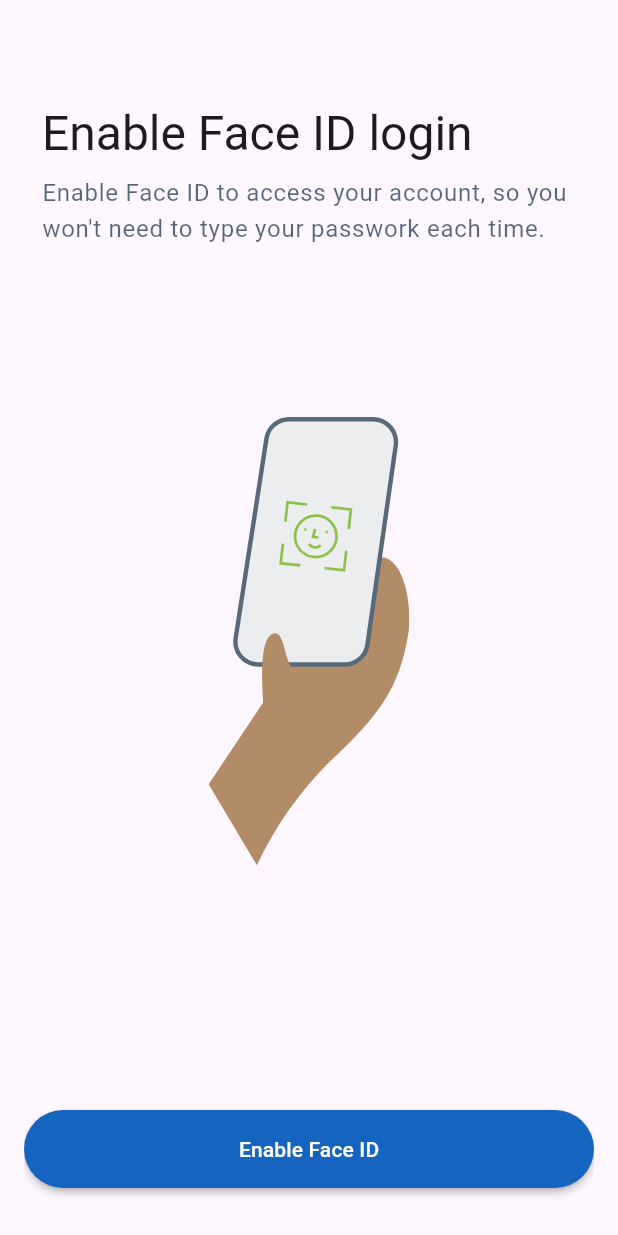
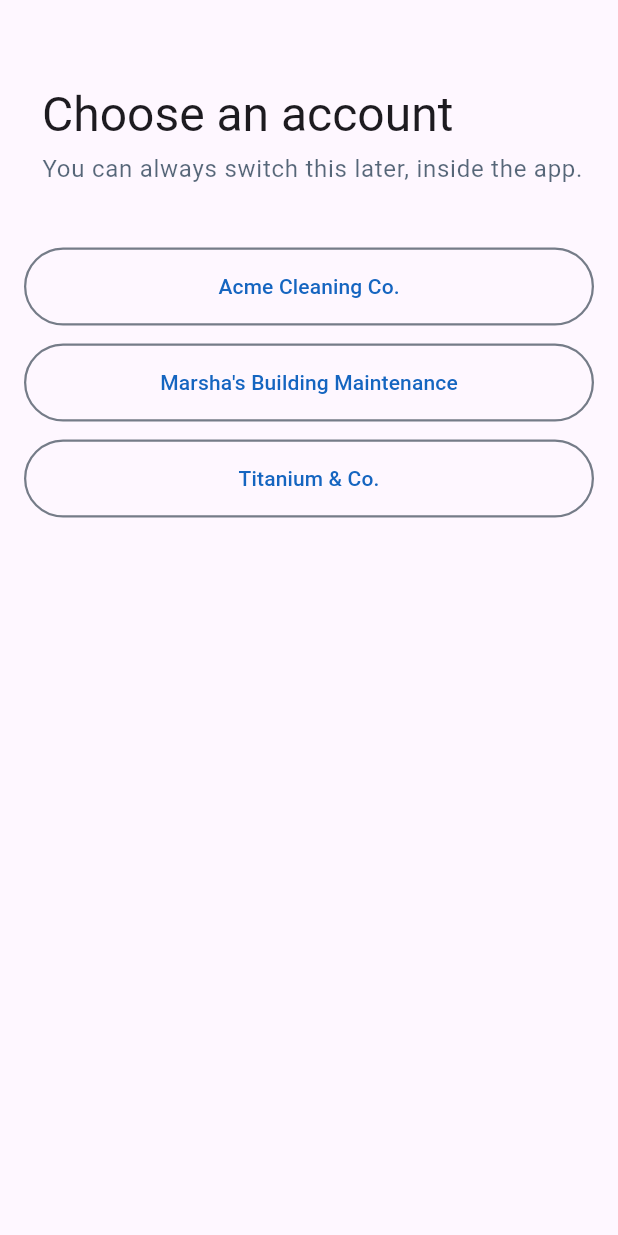
Before and after one commit to jimibilibob/flutter-codelabs, a Flutter app: the screen it shows after launch, on a phone screen of 412 x 824 dp. Run offline on Flutter 3.47's test engine with Material 3 defaults, Android fonts, the light colour scheme and no system bars; our stand-ins replace flutter_svg, google_fonts, material_color_utilities.

Commit message:
Add portraint tenant screen selection design.

```diff
--- a/lib/features/biometric/biometric_screen.dart
+++ b/lib/features/biometric/biometric_screen.dart
@@ -1,5 +1,7 @@
 import 'package:educa_mobile_padres/shared/theme/app_colors.dart';
-import 'package:educa_mobile_padres/shared/views/material_button.dart';
+import 'package:educa_mobile_padres/shared/views/main_description.dart';
+import 'package:educa_mobile_padres/shared/views/custom_material_button.dart';
+import 'package:educa_mobile_padres/shared/views/title_screen.dart';
 import 'package:flutter/material.dart';
 import 'package:flutter_svg/svg.dart';
 import 'package:google_fonts/google_fonts.dart';
@@ -37,29 +39,8 @@ class _BiometricScreenState extends State<BiometricScreen> {
                           spacing: 8,
                           children: [
                             Spacer(),
-                            SizedBox(
-                              width: double.infinity,
-                              child: Text(
-                                'Enable Face ID login',
-                                textAlign: TextAlign.left,
-                                style:
-                                    GoogleFonts.roboto(
-                                    textStyle: Theme.of(context).textTheme.headlineLarge,
-                                  )
-                              ),
-                            ),
-                            SizedBox(
-                              width: double.infinity,
-                              child: Text(
-                                  "Enable Face ID to access your account, so you won't need to type your passwork each time.",
-                                  textAlign: TextAlign.left,
-                                    style:
-                                        GoogleFonts.roboto(
-                                        textStyle: Theme.of(context).textTheme.bodyLarge,
-                                        color: AppColors.textSecondaryLight
-                                      )
-                              ),
-                            ),
+                            MainTitle(title: 'Enable Face ID login'),
+                            MainDescription(text: "Enable Face ID to access your account, so you won't need to type your passwork each time."),
                             Spacer(),
                           ],
                         ),
@@ -78,7 +59,7 @@ class _BiometricScreenState extends State<BiometricScreen> {
                       child: Column(
                         children: [
                           Spacer(),
-                          MaterialPrimaryButton(
+                          CustomMaterialPrimaryButton(
                             title: "Enable Face ID",
                             callback: () {
                               setState(() {
--- a/lib/features/login/login_screen.dart
+++ b/lib/features/login/login_screen.dart
@@ -1,4 +1,4 @@
-import 'package:educa_mobile_padres/shared/views/material_button.dart';
+import 'package:educa_mobile_padres/shared/views/custom_material_button.dart';
 import 'package:educa_mobile_padres/shared/theme/app_colors.dart';
 import 'package:flutter/gestures.dart';
 import 'package:flutter_svg/flutter_svg.dart';
@@ -128,7 +128,7 @@ class _LoginContentState extends State<LoginContent> {
                         ],
                       )
                     ),
-                    MaterialPrimaryButton(
+                    CustomMaterialPrimaryButton(
                       title: isBiometricsEnabled ? 'Log in with Biometrics' : 'Log in',
                       callback: () {
                         setState(() {
@@ -151,7 +151,7 @@ class _LoginContentState extends State<LoginContent> {
                                 if(isBiometricsEnabled)
                                 ... [
                                       Text('or', style: TextStyle(color: Colors.white, fontSize: 16.0),),
-                                      MaterialSecondaryButton(
+                                      CustomMaterialSecondaryButton(
                                         title: 'Log in with password',
                                         titleColor: Colors.white,
                                         callback: () {},
--- /dev/null
+++ b/lib/features/tenant/tenant_screen.dart
@@ -0,0 +1,49 @@
+
+import 'package:educa_mobile_padres/shared/theme/app_colors.dart';
+import 'package:educa_mobile_padres/shared/views/custom_material_button.dart';
+import 'package:educa_mobile_padres/shared/views/main_description.dart';
+import 'package:educa_mobile_padres/shared/views/title_screen.dart';
+import 'package:flutter/material.dart';
+
+class TenantScreen extends StatelessWidget {
+  @override
+  Widget build(BuildContext context) {
+    return Scaffold(
+      body: SafeArea(
+        child: Padding(
+          padding: const EdgeInsets.all(16.0),
+          child: Column(
+            mainAxisAlignment: MainAxisAlignment.start,
+            crossAxisAlignment: CrossAxisAlignment.center,
+            children: [
+              SizedBox(height: 40,),
+              Padding(
+                padding: const EdgeInsets.only(left: 12.0),
+                child: Column(
+                  spacing: 5,
+                  children: [
+                    MainTitle(title: 'Choose an account'),
+                    MainDescription(text: 'You can always switch this later, inside the app.'),
+                  ],
+                ),
+              ),
+              SizedBox(height: 40,),
+              Column(
+                mainAxisAlignment: MainAxisAlignment.center,
+                crossAxisAlignment: CrossAxisAlignment.center,
+                spacing: 12,
+                children: [
+                  CustomMaterialOutlinedButton(title: 'Acme Cleaning Co.', titleColor: AppColors.oceanBlue500),
+                  CustomMaterialOutlinedButton(title: "Marsha's Building Maintenance", titleColor: AppColors.oceanBlue500),
+                  CustomMaterialOutlinedButton(title: 'Titanium & Co.', titleColor: AppColors.oceanBlue500),
+                ],
+              ),
+              Spacer()
+            ],
+          ),
+        ),
+      ),
+    );
+  }
+
+}
--- a/lib/main.dart
+++ b/lib/main.dart
@@ -1,5 +1,6 @@
 import 'package:educa_mobile_padres/features/biometric/biometric_screen.dart';
 import 'package:educa_mobile_padres/features/login/login_screen.dart';
+import 'package:educa_mobile_padres/features/tenant/tenant_screen.dart';
 import 'package:flutter/material.dart';
 
 void main() {
@@ -14,7 +15,7 @@ class DocumentApp extends StatelessWidget {
     return MaterialApp(
       debugShowCheckedModeBanner: false,
       theme: ThemeData(),
-      home: BiometricScreen(),
+      home: TenantScreen(),
     );
   }
 }
--- a/lib/shared/theme/app_colors.dart
+++ b/lib/shared/theme/app_colors.dart
@@ -113,6 +113,9 @@ class AppColors {
   static const Color secondaryContrastLight = oceanBlue50;
   static const Color secondaryContrastDark = oceanBlue800;
 
+  // Outlined Button
+  static final Color outlinedBorderColorLight = slateBlueGrayA700.withValues(alpha: 0.56);
+
   // App Bar
   static const Color appBarDefaultFillLight = Color(0xFFF5F5F5);
   static const Color appBarDefaultFillDark = Color(0xFFF5F5F5);
--- a/lib/shared/views/material_button.dart
+++ b/lib/shared/views/custom_material_button.dart
@@ -2,8 +2,8 @@ import 'package:educa_mobile_padres/shared/theme/app_colors.dart';
 import 'package:flutter/material.dart';
 import 'package:google_fonts/google_fonts.dart';
 
-class MaterialPrimaryButton extends StatelessWidget {
-  const MaterialPrimaryButton({
+class CustomMaterialPrimaryButton extends StatelessWidget {
+  const CustomMaterialPrimaryButton({
     super.key,
     required this.title,
     this.callback,
@@ -28,8 +28,8 @@ class MaterialPrimaryButton extends StatelessWidget {
   }
 }
 
-class MaterialSecondaryButton extends StatelessWidget {
-  const MaterialSecondaryButton({
+class CustomMaterialSecondaryButton extends StatelessWidget {
+  const CustomMaterialSecondaryButton({
     super.key,
     required this.title,
     required this.titleColor,
@@ -55,3 +55,31 @@ class MaterialSecondaryButton extends StatelessWidget {
     );
   }
 }
+
+class CustomMaterialOutlinedButton extends StatelessWidget {
+  const CustomMaterialOutlinedButton({
+    super.key,
+    required this.title,
+    required this.titleColor,
+    this.callback
+  });
+
+  final String title;
+  final Color titleColor;
+  final VoidCallback? callback;
+
+  @override
+  Widget build(BuildContext context) {
+    final textTheme = Theme.of(context).textTheme;
+    return MaterialButton(
+      onPressed: callback,
+      color: Colors.transparent,
+      textColor: titleColor,
+      elevation: 0,
+      shape: StadiumBorder().copyWith(side: BorderSide(color: AppColors.outlinedBorderColorLight, width: 1.5)),
+      padding: EdgeInsets.symmetric(vertical: 16.0),
+      minWidth: double.infinity,
+      child: Text(title, style: GoogleFonts.roboto(textStyle: textTheme.titleSmall!.copyWith(color: titleColor)),),
+    );
+  }
+}
--- /dev/null
+++ b/lib/shared/views/main_description.dart
@@ -0,0 +1,28 @@
+import 'package:educa_mobile_padres/shared/theme/app_colors.dart';
+import 'package:flutter/material.dart';
+import 'package:google_fonts/google_fonts.dart';
+
+class MainDescription extends StatelessWidget {
+  const MainDescription({
+    super.key,
+    required this.text,
+  });
+
+  final String text;
+
+  @override
+  Widget build(BuildContext context) {
+    return SizedBox(
+      width: double.infinity,
+      child: Text(
+          text,
+          textAlign: TextAlign.left,
+            style:
+                GoogleFonts.roboto(
+                textStyle: Theme.of(context).textTheme.bodyLarge,
+                color: AppColors.textSecondaryLight
+              )
+      ),
+    );
+  }
+}
--- /dev/null
+++ b/lib/shared/views/title_screen.dart
@@ -0,0 +1,26 @@
+import 'package:flutter/material.dart';
+import 'package:google_fonts/google_fonts.dart';
+
+class MainTitle extends StatelessWidget {
+  const MainTitle({
+    super.key,
+    required this.title,
+  });
+
+  final String title;
+
+  @override
+  Widget build(BuildContext context) {
+    return SizedBox(
+      width: double.infinity,
+      child: Text(
+        title,
+        textAlign: TextAlign.left,
+        style:
+            GoogleFonts.roboto(
+            textStyle: Theme.of(context).textTheme.headlineLarge,
+          )
+      ),
+    );
+  }
+}
```
